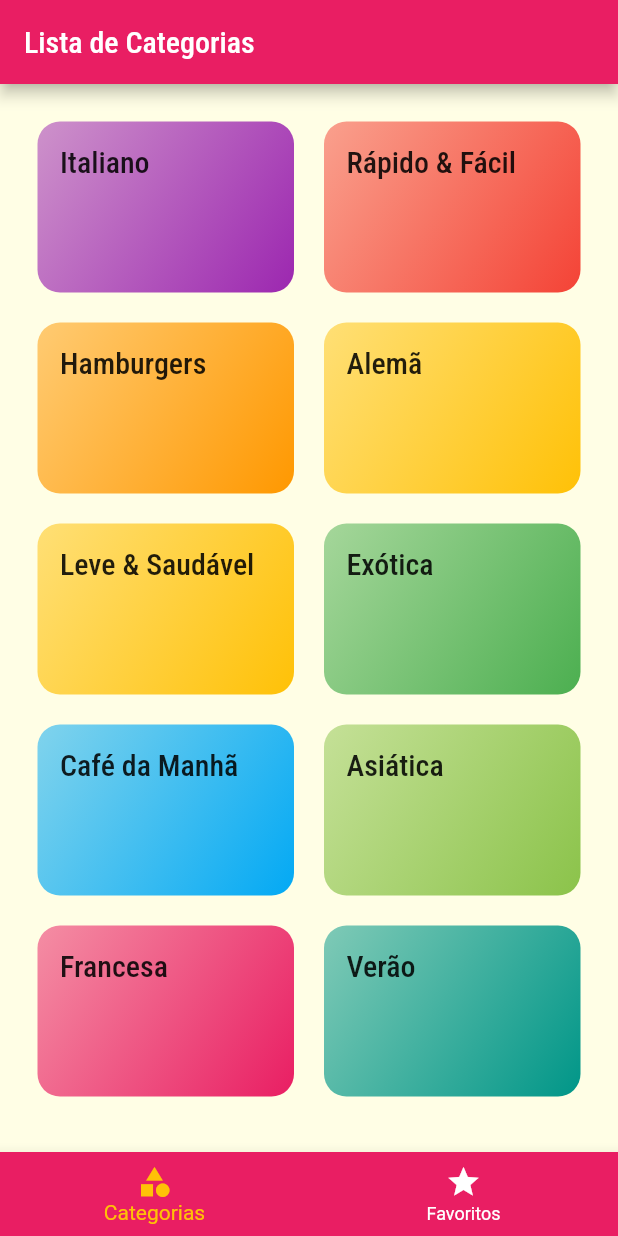
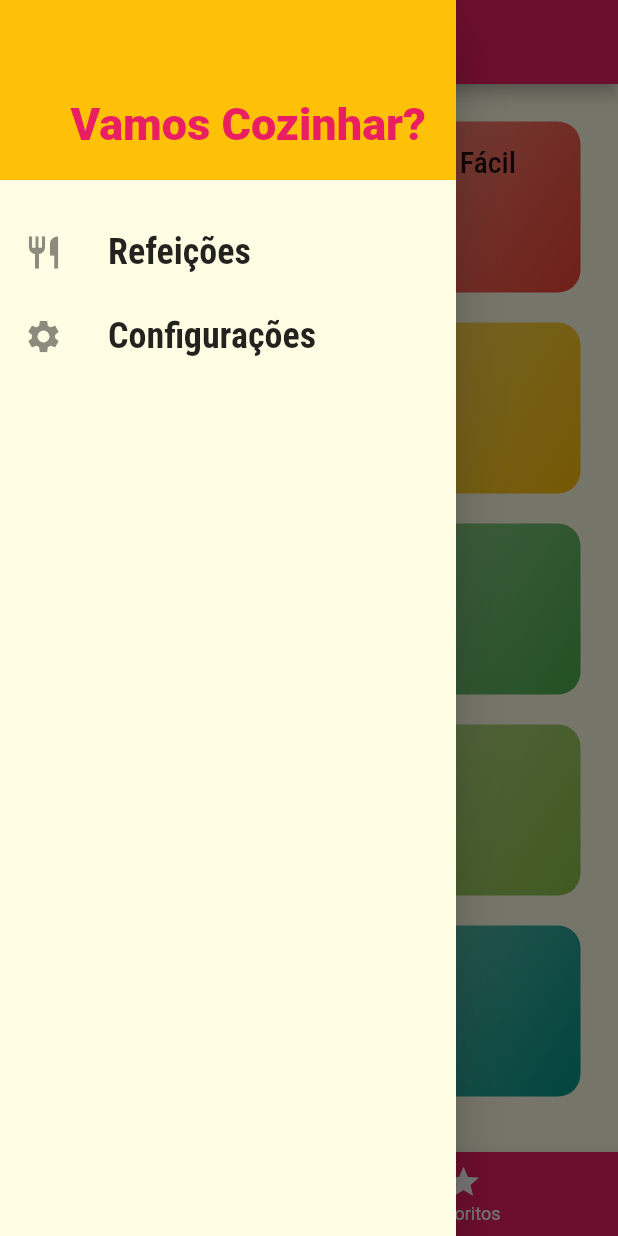
Before and after one commit to Davidson031/App-Receitas-Flutter, a Flutter app: the screen it shows after launch, with the side drawer open (before the commit the screen has no drawer), on a phone screen of 412 x 824 dp. Run offline on Flutter 3.47's test engine with Material 2 defaults, Android fonts, the phone set to English and light mode, and no system bars.

Commit message:
Criando e estilizando primeiro Drawer

```diff
--- /dev/null
+++ b/lib/components/main_drawer.dart
@@ -0,0 +1,65 @@
+// ignore_for_file: prefer_const_constructors
+
+import 'package:flutter/src/foundation/key.dart';
+import 'package:flutter/src/widgets/framework.dart';
+
+import 'package:flutter/material.dart';
+
+class MainDrawer extends StatelessWidget {
+  const MainDrawer({Key? key}) : super(key: key);
+
+  Widget _createItem(IconData icon, String label){
+
+    return ListTile(
+      onTap: (){},
+      leading: Icon(
+        icon,
+        size: 26,
+      ),
+      title: Text(
+        label,
+        style: TextStyle(
+          fontFamily: 'RobotoCondensed',
+          fontSize: 24,
+          fontWeight: FontWeight.bold,
+        ),
+      ),
+    );
+  }
+
+  @override
+  Widget build(BuildContext context) {
+    return Drawer(
+      child: Column(
+        children: [
+          Container(
+            alignment: Alignment.bottomRight,
+            height: 120,
+            width: double.infinity,
+            padding: EdgeInsets.all(20),
+            color: Colors.amber,
+            child: Text(
+              'Vamos Cozinhar?',
+              style: TextStyle(
+                fontWeight: FontWeight.w900,
+                fontSize: 30,
+                color: Colors.pink,
+              ),
+            ),
+          ),
+          SizedBox(
+            height: 20
+          ),
+          _createItem(
+            Icons.restaurant,
+            'Refeições',
+          ),
+          _createItem(
+            Icons.settings,
+            'Configurações',
+          ),
+        ]
+      ),
+    );
+  }
+}
--- a/lib/screens/tabs_screen.dart
+++ b/lib/screens/tabs_screen.dart
@@ -5,6 +5,7 @@ import 'package:flutter/src/widgets/framework.dart';
 import 'categories_screen.dart';
 import 'favorite_screen.dart';
 import 'package:flutter/material.dart';
+import '../components/main_drawer.dart';
 
 class TabsScreen extends StatefulWidget {
   const TabsScreen({Key? key}) : super(key: key);
@@ -30,10 +31,17 @@ class _TabsScreenState extends State<TabsScreen> {
   @override
   Widget build(BuildContext context) {
     return Scaffold(
+
+      drawer: MainDrawer(
+
+      ),
+
       appBar: AppBar(
         title: Text(_screens[_selectedScreenIndex]['title'] as String),
       ),
+
       body: _screens[_selectedScreenIndex]['tela'] as Widget,
+
       bottomNavigationBar: BottomNavigationBar(
         onTap: _selectScreen,
         unselectedItemColor: Colors.white,
```
